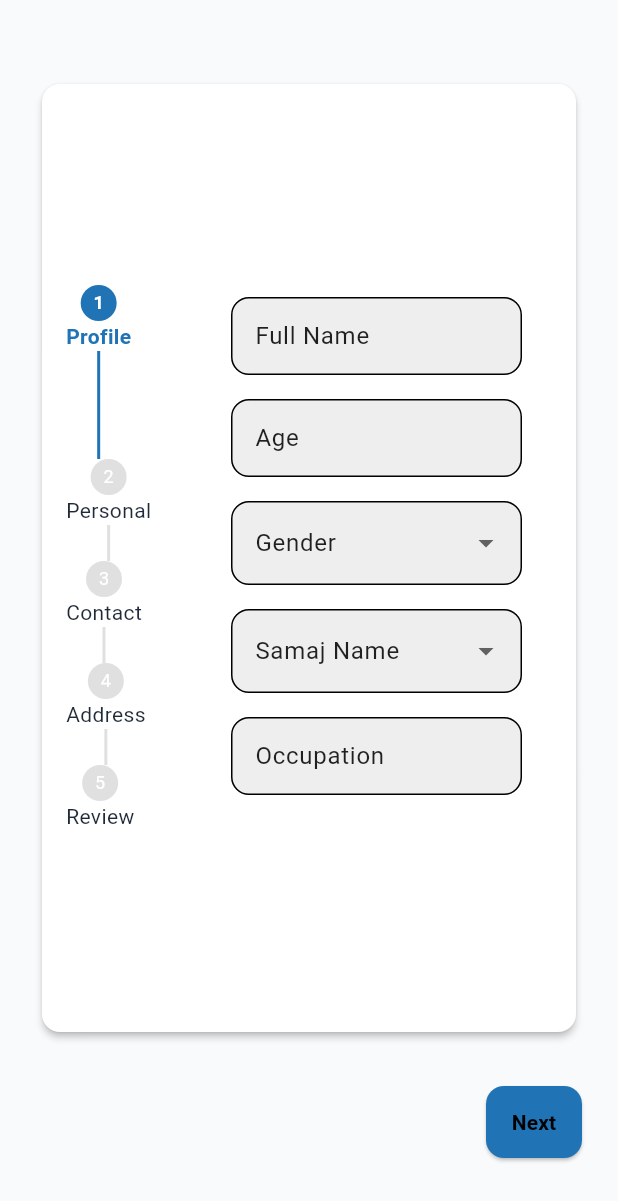
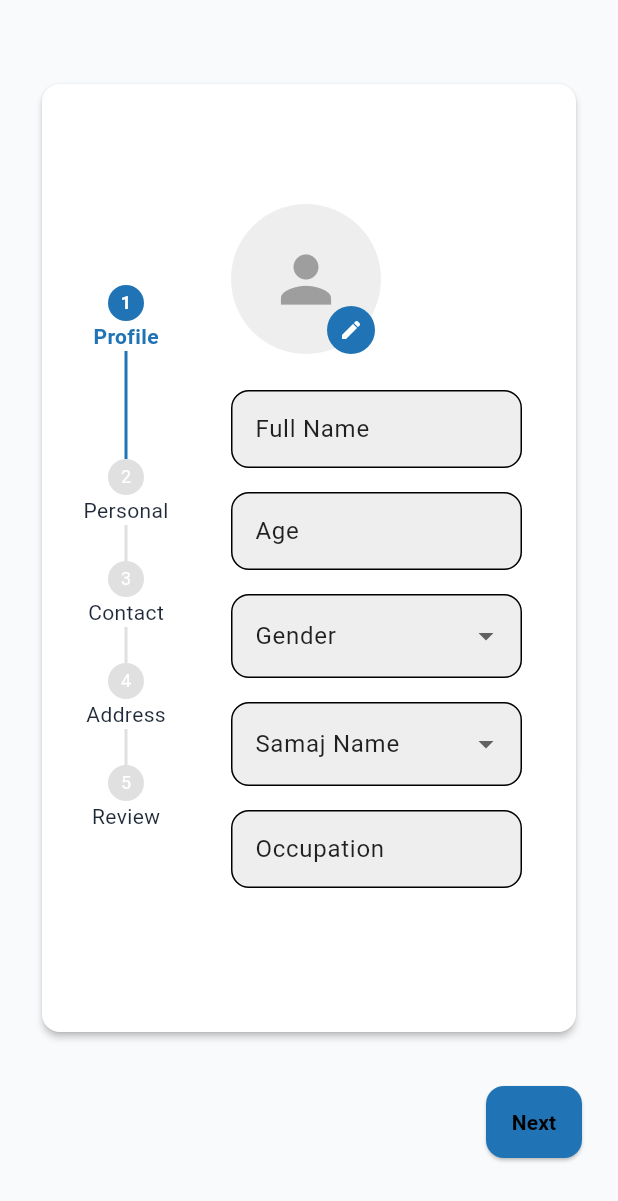
Before and after one commit to Saif334476/wallet_hunter_app, a Flutter app: the HeadFormNavigatorScreen screen opened by its route, on a phone screen of 412 x 824 dp. Shown: the top 1201 px of the screen. Run offline on Flutter 3.47's test engine with Material 3 defaults, Android fonts, the light colour scheme and no system bars; our stand-ins replace cloud_firestore, firebase_auth, firebase_core, firebase_storage, get, image_picker and 3 more; accounts and stored records are empty.

Commit message:
bug fixes + firestore logics from firestore services file + profile pic upload handling

```diff
--- a/lib/features/family_head_form/preview_submit.dart
+++ b/lib/features/family_head_form/preview_submit.dart
@@ -50,7 +50,7 @@ class SummarySubmitScreen extends StatelessWidget {
         crossAxisAlignment: CrossAxisAlignment.start,
         children: [
           SizedBox(
-            width: 120,
+            width: 70,
             child: Text(
               "$label:",
               style: const TextStyle(fontWeight: FontWeight.w600),
--- a/lib/features/family_head_form/profile_info.dart
+++ b/lib/features/family_head_form/profile_info.dart
@@ -1,3 +1,5 @@
+import 'dart:io';
+
 import 'package:flutter/material.dart';
 import 'package:get/get.dart';
 import 'package:wallet_hunter_app/features/family_head_form/head_form_controller.dart';
@@ -18,6 +20,41 @@ class ProfileInfoScreen extends StatelessWidget {
       child: Column(
         crossAxisAlignment: CrossAxisAlignment.start,
         children: [
+       Obx(()=>
+
+           Stack(
+            children: [
+              CircleAvatar(
+                radius: 50,
+                backgroundColor: Colors.grey.shade200,
+                backgroundImage: controller.avatarImagePath.value.isNotEmpty ? FileImage(File( controller.avatarImagePath.value)) : null,
+                child:  controller.avatarImagePath.value.isEmpty
+                    ? const Icon(Icons.person, size: 50, color: Colors.grey)
+                    : null,
+              ),
+              Positioned(
+                bottom: 0,
+                right: 4,
+                child: InkWell(
+                  onTap: controller.pickAvatarImage,
+                  child: CircleAvatar(
+                    radius: 16,
+                    backgroundColor: Theme.of(context).colorScheme.primary,
+                    child: const Icon(Icons.edit, size: 16, color: Colors.white),
+                  ),
+                ),
+              ),
+            ],
+    )),
+          if (controller.avatarImageError.value != null)
+            Padding(
+              padding: const EdgeInsets.only(top: 8),
+              child: Text(
+                controller.avatarImageError.value!,
+                style: TextStyle(color: Theme.of(context).colorScheme.error),
+              ),
+            ),
+          const SizedBox(height: 24),
           Obx(() => CustomTextField(
                 label: "Full Name",
                 initialValue: controller.name.value,
--- a/lib/models/family_head_model.dart
+++ b/lib/models/family_head_model.dart
@@ -1,14 +1,14 @@
 class FamilyHeadModel {
-
+  final String uid;
   final String name;
   final String age;
   final String gender;
-  final String maritalStatus;
   final String occupation;
   final String samajName;
+  final  String avatarPath;
+
+  final String maritalStatus;
   final String qualification;
-
-
   final String birthDate;
   final String bloodGroup;
   final String natureOfDuties;
@@ -34,6 +34,7 @@ class FamilyHeadModel {
   final String addressNativeCity;
 
   const FamilyHeadModel({
+    required this.avatarPath,
     required this.name,
     required this.age,
     required this.gender,
@@ -60,11 +61,13 @@ class FamilyHeadModel {
     required this.addressPincode,
     required this.addressNativeState,
     required this.addressNativeCity,
+    required this.uid
   });
 
 
   Map<String, dynamic> toMap() {
     return {
+      'uid':uid,
       'name': name,
       'age': age,
       'gender': gender,
@@ -91,6 +94,7 @@ class FamilyHeadModel {
       'addressPincode': addressPincode,
       'addressNativeState': addressNativeState,
       'addressNativeCity': addressNativeCity,
+      'avatarPath':avatarPath
     };
   }
 
@@ -122,7 +126,7 @@ class FamilyHeadModel {
       addressCountry: map['addressCountry'] ?? '',
       addressPincode: map['addressPincode'] ?? '',
       addressNativeState: map['addressNativeState'] ?? '',
-      addressNativeCity: map['addressNativeCity'] ?? '',
+      addressNativeCity: map['addressNativeCity'] ?? '', avatarPath: map['avatarPath'], uid: map['uid'],
     );
   }
 }
--- a/lib/widgets/custom_stepper.dart
+++ b/lib/widgets/custom_stepper.dart
@@ -19,7 +19,7 @@ class CustomVerticalStepper extends StatelessWidget {
 
     return Obx(() {
       return Column(
-        crossAxisAlignment: CrossAxisAlignment.start,
+        crossAxisAlignment: CrossAxisAlignment.center,
         mainAxisSize: MainAxisSize.min,
         children: List.generate(titles.length, (i) {
           final isCurrent = i == currentStep.value;
--- a/pubspec.yaml
+++ b/pubspec.yaml
@@ -55,6 +55,7 @@ dependencies:
   flutter_animate: ^4.5.2
   printing: ^5.14.2
   image_picker: ^1.1.2
+  firebase_storage: ^12.4.7
 
 
 
```
Also changed, not shown: lib/features/family_head_form/head_form_controller.dart (+53 -45 lines), lib/features/family_head_form/personal_info.dart (+16 -6 lines), lib/features/family_member_form/family_address_info_step.dart (+15 -23 lines), lib/features/family_member_form/family_contact_info_step.dart (+4 -4 lines), lib/features/family_member_form/family_member_form_controller.dart (+28 -19 lines), lib/features/family_member_form/family_member_form_navigator_screen.dart (+16 -7 lines), lib/features/family_member_form/family_personal_info_step.dart (+16 -6 lines), lib/services/firestore/firebase_firestore_services.dart (added, +62 -0 lines), pubspec.lock, 3 other files.
